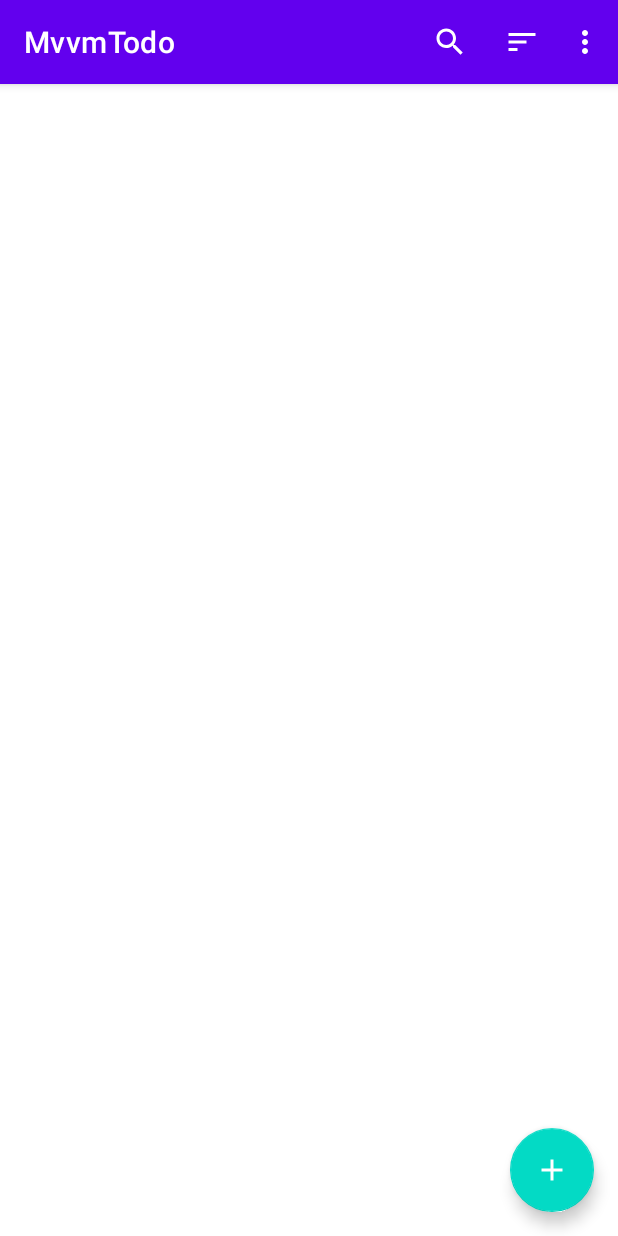
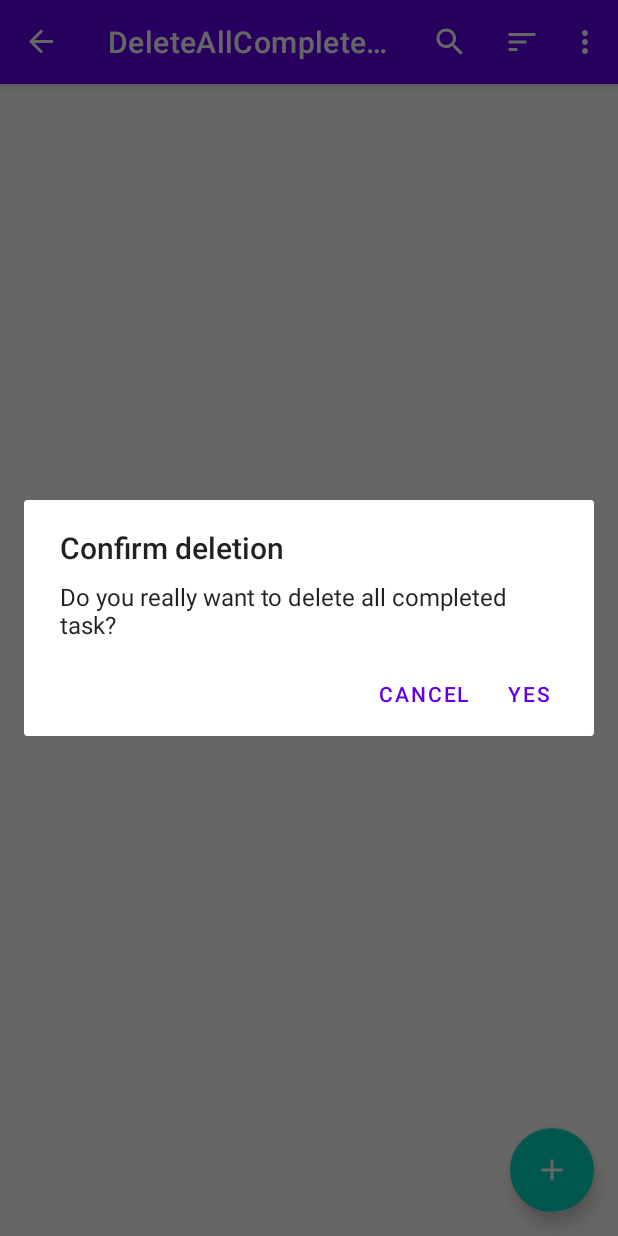
Before and after one commit to riskymind/MvvM-Todo, an Android app: the screen it shows after launch (MainActivity), in the options menu, after a tap on "Delete all completed", on a phone screen of 412 x 824 dp. Run offline under Robolectric (Android 15) with nearby library versions, the phone set to English and light mode, and no system bars; our stand-ins replace Dagger/Hilt's generated code, Room's generated code, navigation-ui; libraries missing offline, so code that uses them is left out: androidx.datastore.preferences, androidx.hilt, androidx.hilt.lifecycle; 2 statements that could not run were skipped.

Commit message:
implement the delete all, save and edit task

```diff
--- a/app/src/main/AndroidManifest.xml
+++ b/app/src/main/AndroidManifest.xml
@@ -10,7 +10,8 @@
         android:roundIcon="@mipmap/ic_launcher_round"
         android:supportsRtl="true"
         android:theme="@style/Theme.MvvmTodo">
-        <activity android:name=".ui.MainActivity">
+        <activity android:name=".ui.MainActivity"
+            android:windowSoftInputMode="adjustResize">
             <intent-filter>
                 <action android:name="android.intent.action.MAIN" />
 
--- a/app/src/main/java/com/asterisk/mvvmtodo/data/TaskDao.kt
+++ b/app/src/main/java/com/asterisk/mvvmtodo/data/TaskDao.kt
@@ -26,4 +26,8 @@ interface TaskDao {
 
     @Delete
     suspend fun delete(task: Task)
+
+    @Query("DELETE FROM task_table WHERE completed = 1")
+    suspend fun deleteCompletedTask()
+
 }
--- a/app/src/main/java/com/asterisk/mvvmtodo/ui/MainActivity.kt
+++ b/app/src/main/java/com/asterisk/mvvmtodo/ui/MainActivity.kt
@@ -1,14 +1,35 @@
 package com.asterisk.mvvmtodo.ui
 
+import android.app.Activity
 import androidx.appcompat.app.AppCompatActivity
 import android.os.Bundle
+import androidx.navigation.NavController
+import androidx.navigation.fragment.NavHostFragment
+import androidx.navigation.fragment.findNavController
+import androidx.navigation.ui.setupActionBarWithNavController
 import com.asterisk.mvvmtodo.R
 import dagger.hilt.android.AndroidEntryPoint
 
 @AndroidEntryPoint
 class MainActivity : AppCompatActivity() {
+    private lateinit var navController: NavController
+
     override fun onCreate(savedInstanceState: Bundle?) {
         super.onCreate(savedInstanceState)
         setContentView(R.layout.activity_main)
+
+        val navHosFragment =
+            supportFragmentManager.findFragmentById(R.id.nav_host_fragment) as NavHostFragment
+        navController = navHosFragment.findNavController()
+
+        setupActionBarWithNavController(navController)
+    }
+
+    override fun onSupportNavigateUp(): Boolean {
+        return navController.navigateUp() || super.onSupportNavigateUp()
     }
 }
+
+
+const val ADD_TASK_RESULT_OK = Activity.RESULT_FIRST_USER
+const val EDIT_TASK_RESULT_OK = Activity.RESULT_FIRST_USER + 1
--- /dev/null
+++ b/app/src/main/java/com/asterisk/mvvmtodo/ui/deleteallcompleted/DeleteAllCompletedDialogFragment.kt
@@ -0,0 +1,23 @@
+package com.asterisk.mvvmtodo.ui.deleteallcompleted
+
+import android.app.Dialog
+import android.os.Bundle
+import androidx.appcompat.app.AlertDialog
+import androidx.fragment.app.DialogFragment
+import androidx.fragment.app.viewModels
+import dagger.hilt.android.AndroidEntryPoint
+
+@AndroidEntryPoint
+class DeleteAllCompletedDialogFragment: DialogFragment() {
+
+    private val viewModel: DeleteAllCompletedViewModel by viewModels()
+
+    override fun onCreateDialog(savedInstanceState: Bundle?): Dialog  =
+        AlertDialog.Builder(requireContext())
+            .setTitle("Confirm deletion")
+            .setMessage("Do you really want to delete all completed task?")
+            .setNegativeButton("Cancel", null)
+            .setPositiveButton("Yes") { _, _, ->
+                viewModel.onConfirmClick()
+            }.create()
+}
--- a/app/src/main/java/com/asterisk/mvvmtodo/ui/task/TasksFragment.kt
+++ b/app/src/main/java/com/asterisk/mvvmtodo/ui/task/TasksFragment.kt
@@ -7,8 +7,10 @@ import android.view.MenuItem
 import android.view.View
 import androidx.appcompat.widget.SearchView
 import androidx.fragment.app.Fragment
+import androidx.fragment.app.setFragmentResultListener
 import androidx.fragment.app.viewModels
 import androidx.lifecycle.lifecycleScope
+import androidx.navigation.fragment.findNavController
 import androidx.recyclerview.widget.ItemTouchHelper
 import androidx.recyclerview.widget.LinearLayoutManager
 import androidx.recyclerview.widget.RecyclerView
@@ -16,6 +18,7 @@ import com.asterisk.mvvmtodo.R
 import com.asterisk.mvvmtodo.data.SortOrder
 import com.asterisk.mvvmtodo.data.Task
 import com.asterisk.mvvmtodo.databinding.FragmentTasksBinding
+import com.asterisk.mvvmtodo.utils.exhaustive
 import com.asterisk.mvvmtodo.utils.onQueryTextChange
 import com.google.android.material.snackbar.Snackbar
 import dagger.hilt.android.AndroidEntryPoint
@@ -60,6 +63,15 @@ class TasksFragment: Fragment(R.layout.fragment_tasks), TaskAdapter.OnItemClickL
                 }
 
             }).attachToRecyclerView(recyclerViewTasks)
+
+            fabAddTask.setOnClickListener {
+                viewModel.onAddNewTaskClick()
+            }
+        }
+
+        setFragmentResultListener("add_edit_request") { _, bundle ->
+            val result = bundle.getInt("add_edit_result")
+            viewModel.addEditResult(result)
         }
 
         viewModel.task.observe(viewLifecycleOwner) {
@@ -75,7 +87,22 @@ class TasksFragment: Fragment(R.layout.fragment_tasks), TaskAdapter.OnItemClickL
                                 viewModel.onUndoDeleteClick(event.task)
                             }.show()
                     }
-                }
+                    TaskViewModel.TasksEvent.NavigateToAddTaskScreen -> {
+                        val action = TasksFragmentDirections.actionTasksFragmentToAddEditTaskFragment(null, "New Task")
+                        findNavController().navigate(action)
+                    }
+                    is TaskViewModel.TasksEvent.NavigateToEditTaskScreen -> {
+                        val action = TasksFragmentDirections.actionTasksFragmentToAddEditTaskFragment(event.task, "Edit Task")
+                        findNavController().navigate(action)
+                    }
+                    is TaskViewModel.TasksEvent.ShowTaskSaveConfirmationMsg -> {
+                        Snackbar.make(requireView(), event.msg, Snackbar.LENGTH_SHORT).show()
+                    }
+                    TaskViewModel.TasksEvent.NavigateToDeleteAllCompletedScreen -> {
+                        val action = TasksFragmentDirections.actionGlobalDeleteAllCompletedDialogFragment()
+                        findNavController().navigate(action)
+                    }
+                }.exhaustive
             }
         }
         setHasOptionsMenu(true)
@@ -118,6 +145,7 @@ class TasksFragment: Fragment(R.layout.fragment_tasks), TaskAdapter.OnItemClickL
             }
 
             R.id.action_delete_all_complete_task -> {
+                viewModel.onDeleteCompletedTaskClick()
                 true
             }
             else -> super.onOptionsItemSelected(item)
--- /dev/null
+++ b/app/src/main/java/com/asterisk/mvvmtodo/utils/Utils.kt
@@ -0,0 +1,4 @@
+package com.asterisk.mvvmtodo.utils
+
+val <T> T.exhaustive: T
+    get() = this
--- a/app/src/main/res/layout/fragment_add_edit_task.xml
+++ b/app/src/main/res/layout/fragment_add_edit_task.xml
@@ -2,7 +2,8 @@
 <androidx.coordinatorlayout.widget.CoordinatorLayout xmlns:android="http://schemas.android.com/apk/res/android"
     xmlns:tools="http://schemas.android.com/tools"
     android:layout_width="match_parent"
-    android:layout_height="match_parent">
+    android:layout_height="match_parent"
+    tools:context=".ui.add_edit_task.AddEditTaskFragment">
 
     <LinearLayout
         android:layout_width="match_parent"
--- a/app/src/main/res/navigation/nav_graph.xml
+++ b/app/src/main/res/navigation/nav_graph.xml
@@ -8,6 +8,28 @@
     <fragment
         android:id="@+id/tasksFragment"
         android:name="com.asterisk.mvvmtodo.ui.task.TasksFragment"
-        android:label="fragment_tasks"
-        tools:layout="@layout/fragment_tasks" />
+        android:label="Tasks"
+        tools:layout="@layout/fragment_tasks">
+        <action
+            android:id="@+id/action_tasksFragment_to_addEditTaskFragment"
+            app:destination="@id/addEditTaskFragment" />
+    </fragment>
+    <fragment
+        android:id="@+id/addEditTaskFragment"
+        android:name="com.asterisk.mvvmtodo.ui.add_edit_task.AddEditTaskFragment"
+        android:label="{title}"
+        tools:layout="@layout/fragment_add_edit_task" >
+        <argument
+            android:name="task"
+            app:argType="com.asterisk.mvvmtodo.data.Task"
+            app:nullable="true"
+            android:defaultValue="@null" />
+        <argument
+            android:name="title"
+            app:argType="string" />
+    </fragment>
+    <dialog
+        android:id="@+id/deleteAllCompletedDialogFragment"
+        android:name="com.asterisk.mvvmtodo.ui.deleteallcompleted.DeleteAllCompletedDialogFragment"
+        android:label="DeleteAllCompletedDialogFragment" /><action android:id="@+id/action_global_deleteAllCompletedDialogFragment" app:destination="@id/deleteAllCompletedDialogFragment"/>
 </navigation>
```
Also changed, not shown: app/src/main/java/com/asterisk/mvvmtodo/ui/add_edit_task/AddEditTaskFragment.kt (added, +74 -0 lines), app/src/main/java/com/asterisk/mvvmtodo/ui/add_edit_task/AddEditTaskViewModel.kt (added, +73 -0 lines), app/src/main/java/com/asterisk/mvvmtodo/ui/deleteallcompleted/DeleteAllCompletedViewModel.kt (added, +19 -0 lines), app/src/main/java/com/asterisk/mvvmtodo/ui/task/TaskViewModel.kt (+38 -7 lines).
